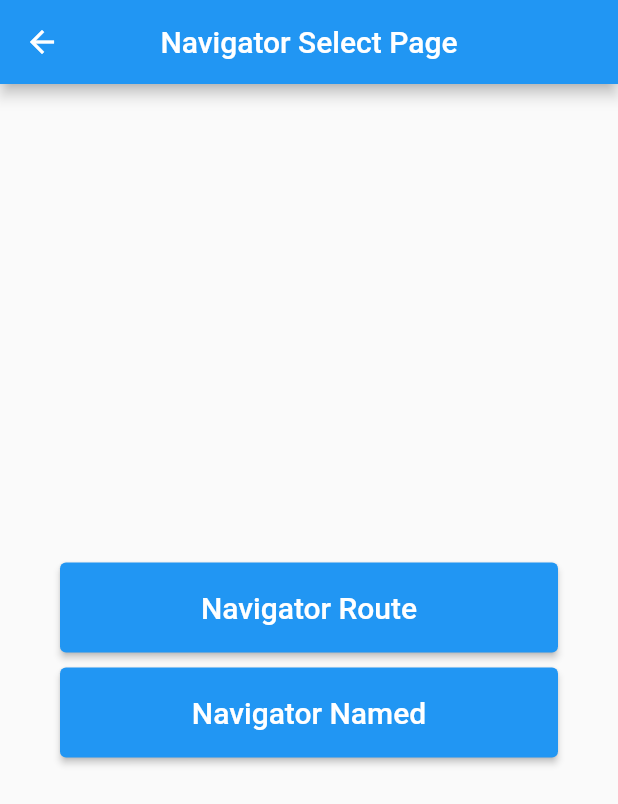
After one commit to organguy/CodingChef, a Flutter app: the NavigatorPage screen opened directly, on a phone screen of 412 x 824 dp. The commit adds this screen. Shown: the top 804 px of the screen. Run offline on Flutter 3.47's test engine with Material 2 defaults, Android fonts, the phone set to English and light mode, and no system bars; our stand-ins replace cloud_firestore, firebase_auth, firebase_core, firebase_storage, flutter_spinkit, flutter_svg and 9 more; accounts and stored records are empty.

Commit message:
- Clean Code ..

```diff
--- a/lib/get_x/login/view/signup_page.dart
+++ b/lib/get_x/login/view/signup_page.dart
@@ -91,7 +91,6 @@ class SignupPage extends StatelessWidget {
                     ),
                   ),
                   const SizedBox(height: 10,),
-                  if(AuthController.instance.isProgress.isFalse)
                   Obx(() {
                       if (!AuthController.instance.isProgress.value) {
                         return GestureDetector(
--- /dev/null
+++ b/lib/navigator/navigator_named1.dart
@@ -0,0 +1,45 @@
+import 'package:flutter/material.dart';
+
+class NavigatorNamed1 extends StatelessWidget {
+  const NavigatorNamed1({Key? key}) : super(key: key);
+
+  @override
+  Widget build(BuildContext context) {
+    return Scaffold(
+      appBar: AppBar(
+        title: const Text('Navigator Named 1'),
+        centerTitle: true,
+      ),
+      body: SafeArea(
+          child: Center(
+            child: Column(
+              mainAxisAlignment: MainAxisAlignment.center,
+              children: [
+                TextButton(
+                  onPressed: () {
+                    Navigator.pushNamed(context, '/2');
+                  },
+                  style: ButtonStyle(
+                      backgroundColor: MaterialStateProperty.all(Colors.red)),
+                  child: const Text(
+                    'Go to Named 2',
+                    style: TextStyle(color: Colors.white),
+                  ),
+                ),
+                TextButton(
+                  onPressed: () {
+                    Navigator.pushNamed(context, '/3');
+                  },
+                  style: ButtonStyle(
+                      backgroundColor: MaterialStateProperty.all(Colors.red)),
+                  child: const Text(
+                    'Go to Named 3',
+                    style: TextStyle(color: Colors.white),
+                  ),
+                ),
+              ],
+            ),
+          )),
+    );
+  }
+}
--- /dev/null
+++ b/lib/navigator/navigator_named2.dart
@@ -0,0 +1,19 @@
+import 'package:flutter/material.dart';
+
+class NavigatorNamed2 extends StatelessWidget {
+  const NavigatorNamed2({Key? key}) : super(key: key);
+
+  @override
+  Widget build(BuildContext context) {
+    return Scaffold(
+      appBar: AppBar(
+        title: const Text('Navigator Named 2'),
+        centerTitle: true,
+      ),
+      body: const SafeArea(
+          child: Center(
+              child: Text('Named 2')
+          )),
+    );
+  }
+}
--- /dev/null
+++ b/lib/navigator/navigator_named3.dart
@@ -0,0 +1,19 @@
+import 'package:flutter/material.dart';
+
+class NavigatorNamed3 extends StatelessWidget {
+  const NavigatorNamed3({Key? key}) : super(key: key);
+
+  @override
+  Widget build(BuildContext context) {
+    return Scaffold(
+      appBar: AppBar(
+        title: const Text('Navigator Named 3'),
+        centerTitle: true,
+      ),
+      body: const SafeArea(
+          child: Center(
+              child: Text('Named 3')
+          )),
+    );
+  }
+}
--- /dev/null
+++ b/lib/navigator/navigator_page.dart
@@ -0,0 +1,50 @@
+import 'package:coding_chef/navigator/navigator_named1.dart';
+import 'package:coding_chef/navigator/navigator_route1.dart';
+import 'package:flutter/material.dart';
+import 'package:get/get.dart';
+
+class NavigatorPage extends StatelessWidget {
+  const NavigatorPage({Key? key}) : super(key: key);
+
+  @override
+  Widget build(BuildContext context) {
+    return Scaffold(
+      appBar: AppBar(
+        title: const Text('Navigator Select Page'),
+        centerTitle: true,
+      ),
+      body: Center(
+        child: Padding(
+          padding: const EdgeInsets.all(40.0),
+          child: Column(
+            mainAxisAlignment: MainAxisAlignment.center,
+            children: const [
+              LectureButton(title: 'Navigator Route', page: NavigatorRoute1()),
+              SizedBox(height: 10,),
+              LectureButton(title: 'Navigator Named', page: NavigatorNamed1()),
+            ],
+          ),
+        ),
+      ),
+    );
+  }
+}
+
+class LectureButton extends StatelessWidget {
+
+  final String title;
+  final Widget page;
+
+  const LectureButton({required this.title, required this.page, Key? key,}) : super(key: key);
+
+  @override
+  Widget build(BuildContext context) {
+    return ElevatedButton(
+        style: ElevatedButton.styleFrom(
+          minimumSize: const Size.fromHeight(60),
+        ),
+        onPressed:() => Get.to(page),
+        child: Text(title, style: const TextStyle(fontSize: 20),)
+    );
+  }
+}
```
Also changed, not shown: lib/main.dart (+11 -32 lines), lib/navigator/navigator_route1.dart (added, +32 -0 lines), lib/navigator/navigator_route2.dart (added, +29 -0 lines), lib/navigator_page.dart (deleted, +0 -138 lines).
